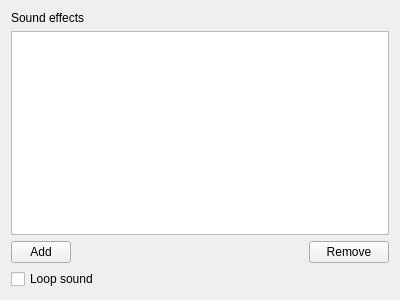
headshot2017/smbzg-charloader, file gui-tool/ui/actiontab_sound.ui: the form before one commit.
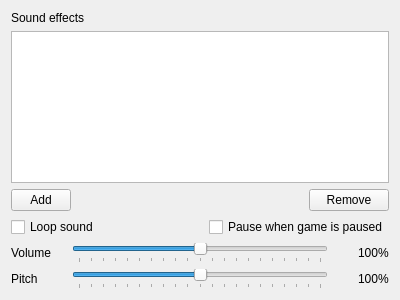
The form after the commit.

Commit message: add volume, pitch, pauseWithGame to sound action

What changed in the file:
```diff
--- a/gui-tool/ui/actiontab_sound.ui
+++ b/gui-tool/ui/actiontab_sound.ui
@@ -71,11 +71,108 @@
     </layout>
    </item>
    <item>
-    <widget class="QCheckBox" name="checkbox_loop">
-     <property name="text">
-      <string>Loop sound</string>
-     </property>
-    </widget>
+    <layout class="QHBoxLayout" name="horizontalLayout_2">
+     <item>
+      <widget class="QCheckBox" name="checkbox_loop">
+       <property name="text">
+        <string>Loop sound</string>
+       </property>
+      </widget>
+     </item>
+     <item alignment="Qt::AlignRight">
+      <widget class="QCheckBox" name="checkbox_pause">
+       <property name="text">
+        <string>Pause when game is paused</string>
+       </property>
+      </widget>
+     </item>
+    </layout>
+   </item>
+   <item>
+    <layout class="QHBoxLayout" name="horizontalLayout_3">
+     <item alignment="Qt::AlignLeft">
+      <widget class="QLabel" name="label_2">
+       <property name="text">
+        <string>Volume</string>
+       </property>
+      </widget>
+     </item>
+     <item alignment="Qt::AlignHCenter">
+      <widget class="QSlider" name="slider_volume">
+       <property name="minimumSize">
+        <size>
+         <width>256</width>
+         <height>0</height>
+        </size>
+       </property>
+       <property name="maximum">
+        <number>200</number>
+       </property>
+       <property name="value">
+        <number>100</number>
+       </property>
+       <property name="orientation">
+        <enum>Qt::Horizontal</enum>
+       </property>
+       <property name="tickPosition">
+        <enum>QSlider::TicksBelow</enum>
+       </property>
+       <property name="tickInterval">
+        <number>10</number>
+       </property>
+      </widget>
+     </item>
+     <item alignment="Qt::AlignRight">
+      <widget class="QLabel" name="lbl_volume">
+       <property name="text">
+        <string>100%</string>
+       </property>
+      </widget>
+     </item>
+    </layout>
+   </item>
+   <item>
+    <layout class="QHBoxLayout" name="horizontalLayout_4">
+     <item alignment="Qt::AlignLeft">
+      <widget class="QLabel" name="label_4">
+       <property name="text">
+        <string>Pitch</string>
+       </property>
+      </widget>
+     </item>
+     <item alignment="Qt::AlignHCenter">
+      <widget class="QSlider" name="slider_pitch">
+       <property name="minimumSize">
+        <size>
+         <width>256</width>
+         <height>0</height>
+        </size>
+       </property>
+       <property name="maximum">
+        <number>200</number>
+       </property>
+       <property name="value">
+        <number>100</number>
+       </property>
+       <property name="orientation">
+        <enum>Qt::Horizontal</enum>
+       </property>
+       <property name="tickPosition">
+        <enum>QSlider::TicksBelow</enum>
+       </property>
+       <property name="tickInterval">
+        <number>10</number>
+       </property>
+      </widget>
+     </item>
+     <item alignment="Qt::AlignRight">
+      <widget class="QLabel" name="lbl_pitch">
+       <property name="text">
+        <string>100%</string>
+       </property>
+      </widget>
+     </item>
+    </layout>
    </item>
   </layout>
  </widget>
```
The commit also changes 6 other files.
